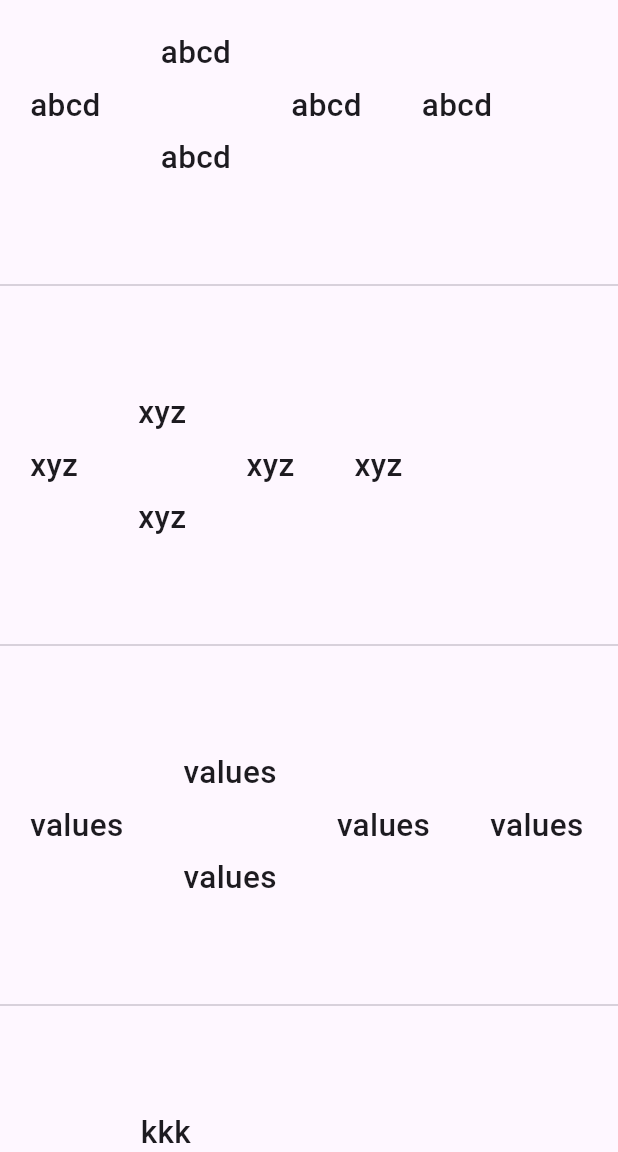
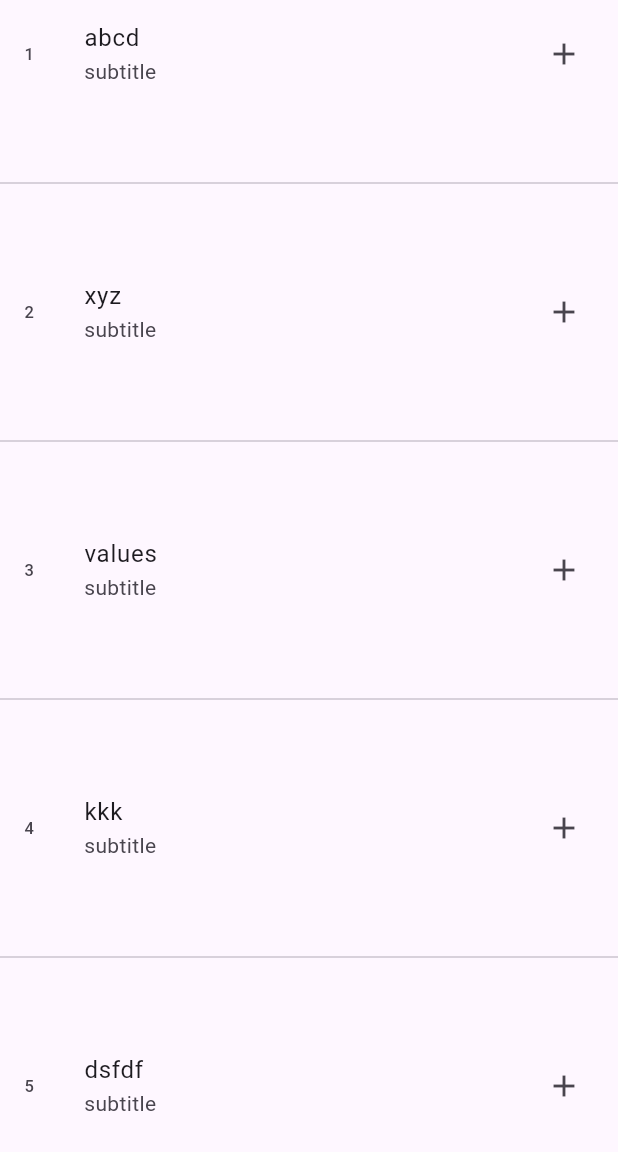
Before and after one commit to jainsourab99/FlutterAllTypeofButton, a Flutter app: the screen it shows after launch, on a phone screen of 412 x 824 dp, the part 84-1236 px from its top. Run offline on Flutter 3.47's test engine with Material 3 defaults, Android fonts, the phone set to English and light mode, and no system bars.

Commit message:
List Tile cell Widget

```diff
--- a/lib/main.dart
+++ b/lib/main.dart
@@ -84,44 +84,24 @@ class _MyHomePageState extends State<MyHomePage> {
         // the App.build method, and use it to set our appbar title.
         title: const Text("Button Type"),
       ),
-      body: ListView.separated(itemBuilder: (context, index) {
-        return Row(
-          children: [
-        Padding(
-        padding: const EdgeInsets.all(20.0),
-        child: Text(names[index], style: TextStyle(fontSize: 21, fontWeight: FontWeight.w500),),
-        ),
-            Column(
-              children: [
-                Padding(
-                  padding: const EdgeInsets.all(20.0),
-                  child: Text(names[index], style: TextStyle(fontSize: 21, fontWeight: FontWeight.w500),),
-                ),
-        Padding(
-        padding: const EdgeInsets.all(20.0),
-        child: Text(names[index], style: TextStyle(fontSize: 21, fontWeight: FontWeight.w500),),
-        ),
-              ],
-            ),Padding(
-              padding: const EdgeInsets.all(20.0),
-              child: Text(names[index], style: TextStyle(fontSize: 21, fontWeight: FontWeight.w500),),
-            ),
-            Padding(
-              padding: const EdgeInsets.all(20.0),
-              child: Text(names[index], style: TextStyle(fontSize: 21, fontWeight: FontWeight.w500),),
-            ),
-          ],
-        );
-      },
-      itemCount: names.length,
+      body: ListView.separated(
+        itemBuilder: (context, index) {
+          return ListTile(
+            leading: Text("${index + 1}"),
+            title: Text(names[index]),
+            subtitle: Text("subtitle"),
+            trailing: Icon(Icons.add),
+          );
+        },
+        itemCount: names.length,
         separatorBuilder: (context, index) {
-        return Divider(height: 100, thickness: 1,);
-
-
-
+          return Divider(
+            height: 100,
+            thickness: 1,
+          );
         },
       ),
-      );
-      // This trailing comma makes auto-formatting nicer for build methods.
+    );
+    // This trailing comma makes auto-formatting nicer for build methods.
   }
 }
```
